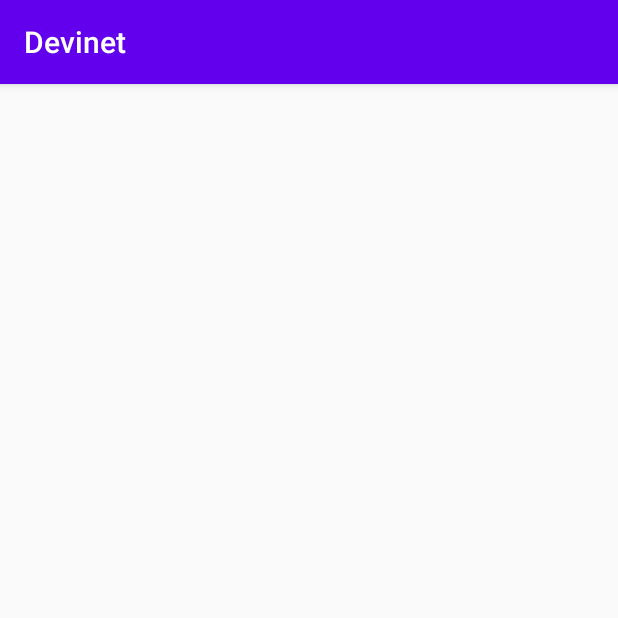
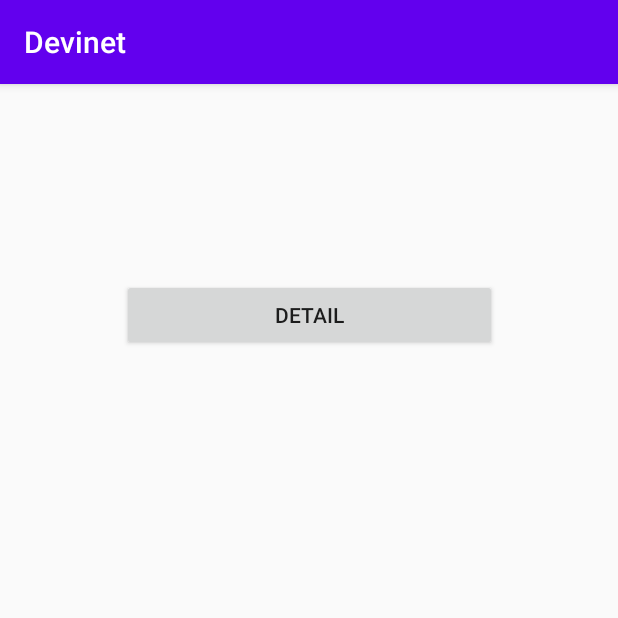
Before and after one commit to SL-PROGRAM/invisibleProject, an Android app: the ResultatActivity screen opened directly, with no data from a screen before it, on a phone screen of 412 x 824 dp, the top half of it. Run offline under Robolectric (Android 15) with nearby library versions, the phone set to English and light mode, and no system bars.

Commit message:
add navigation Resultat => resultat detail

```diff
--- a/app/src/main/AndroidManifest.xml
+++ b/app/src/main/AndroidManifest.xml
@@ -10,7 +10,7 @@
         android:supportsRtl="true"
         android:theme="@style/AppTheme">
         <activity android:name=".activities.Proposition"></activity>
-        <activity android:name=".activities.ResultatDetail" />
+        <activity android:name=".activities.ResultatDetailActivity" />
         <activity android:name=".activities.ChoixListNiveau" />
         <activity android:name=".activities.SelectionNiveauActivity" />
         <activity android:name=".activities.AProposActivity" />
--- a/app/src/main/java/com/example/devinet/activities/ResultatDetail.java
+++ b/app/src/main/java/com/example/devinet/activities/ResultatDetailActivity.java
@@ -6,7 +6,7 @@ import android.os.Bundle;
 
 import com.example.devinet.R;
 
-public class ResultatDetail extends AppCompatActivity {
+public class ResultatDetailActivity extends AppCompatActivity {
 
     @Override
     protected void onCreate(Bundle savedInstanceState) {
--- a/app/src/main/res/layout/activity_resultat_detail.xml
+++ b/app/src/main/res/layout/activity_resultat_detail.xml
@@ -4,6 +4,6 @@
     xmlns:tools="http://schemas.android.com/tools"
     android:layout_width="match_parent"
     android:layout_height="match_parent"
-    tools:context=".activities.ResultatDetail">
+    tools:context=".activities.ResultatDetailActivity">
 
 </androidx.constraintlayout.widget.ConstraintLayout>
--- a/app/src/main/res/layout/resultat_activity.xml
+++ b/app/src/main/res/layout/resultat_activity.xml
@@ -6,4 +6,17 @@
     android:layout_height="match_parent"
     tools:context=".activities.ResultatActivity">
 
+    <Button
+        android:id="@+id/btn_jouer"
+        android:layout_width="250dp"
+        android:layout_height="wrap_content"
+        android:layout_marginStart="162dp"
+        android:layout_marginTop="130dp"
+        android:layout_marginEnd="162dp"
+        android:text="Detail"
+        android:onClick="onClickChoixDetail"
+        app:layout_constraintEnd_toEndOf="parent"
+        app:layout_constraintStart_toStartOf="parent"
+        app:layout_constraintTop_toTopOf="parent" />
+
 </androidx.constraintlayout.widget.ConstraintLayout>
```
Also changed, not shown: app/src/main/java/com/example/devinet/activities/ResultatActivity.java (+7 -0 lines).
